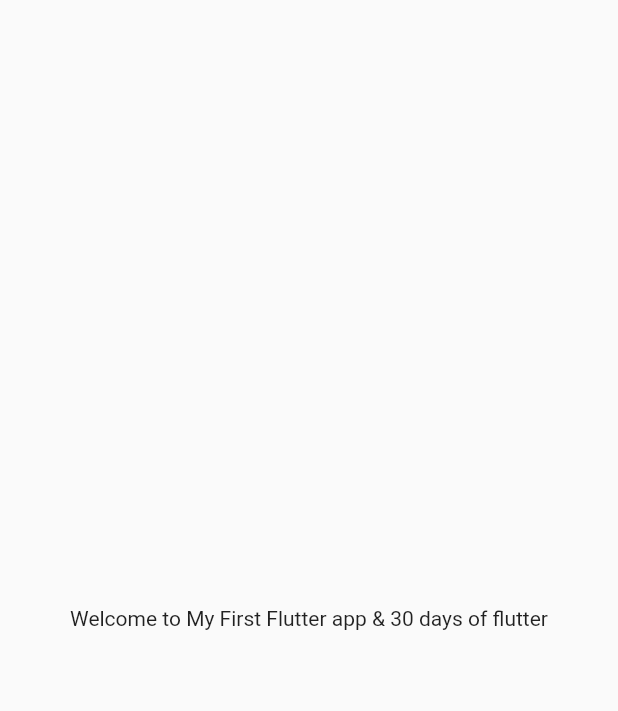
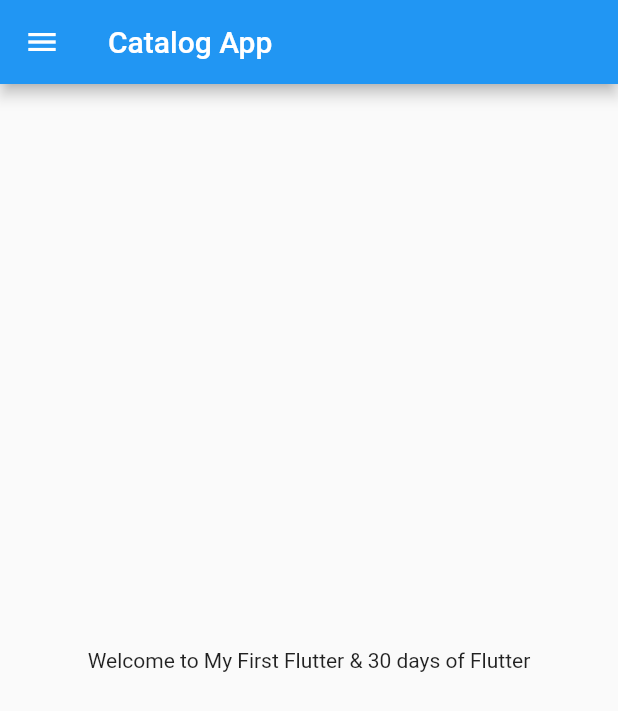
Before and after one commit to praveenpawar/30daysofFlutter, a Flutter app: the screen it shows after launch, on a phone screen of 412 x 824 dp. Shown: the top 711 px of the screen. Run offline on Flutter 3.47's test engine with Material 2 defaults, Android fonts, the phone set to English and light mode, and no system bars.

Commit message:
Day2 completed

```diff
--- /dev/null
+++ b/lib/home_page.dart
@@ -0,0 +1,20 @@
+import 'package:flutter/material.dart';
+
+class HomePage extends StatelessWidget {
+  final int day = 30;
+  final String name = "Flutter";
+  @override
+  Widget build(BuildContext context) {
+    return Scaffold(
+      appBar: AppBar(
+        title: Text("Catalog App"),
+      ),
+      body: Center(
+        child: Container(
+          child: Text("Welcome to My First $name & $day days of $name"),
+        ),
+      ),
+      drawer: Drawer(),
+    );
+  }
+}
--- a/lib/main.dart
+++ b/lib/main.dart
@@ -1,4 +1,5 @@
 import 'package:flutter/material.dart';
+import 'package:flutter_application_1/home_page.dart';
 
 void main() {
   runApp(MyApp());
@@ -9,14 +10,6 @@ class MyApp extends StatelessWidget {
 
   @override
   Widget build(BuildContext context) {
-    return MaterialApp(
-      home: Material(
-        child: Center(
-          child: Container(
-            child: Text("Welcome to My First Flutter app & 30 days of flutter"),
-          ),
-        ),
-      ),
-    );
+    return MaterialApp(home: HomePage());
   }
 }
```
